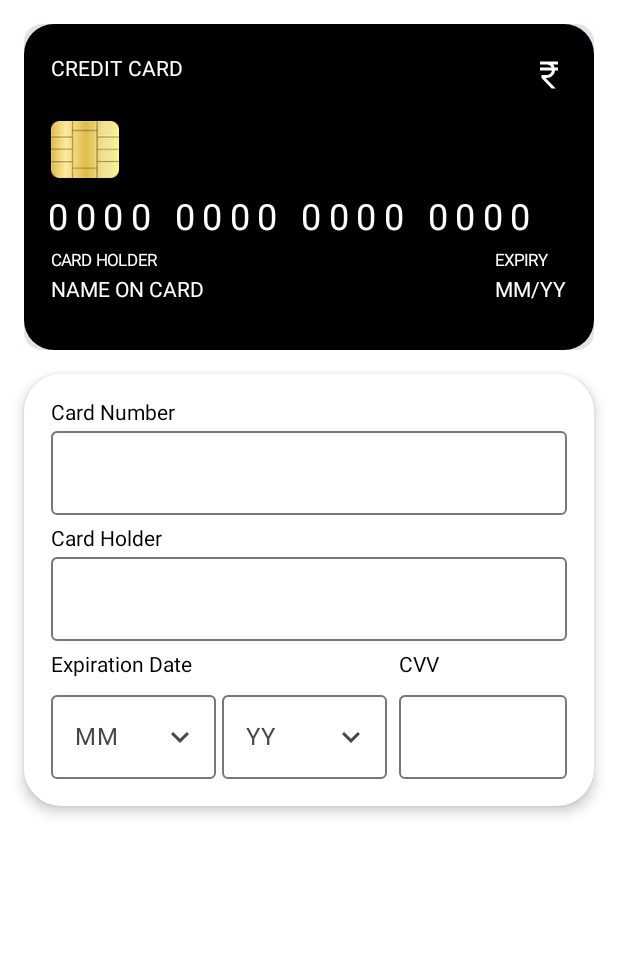
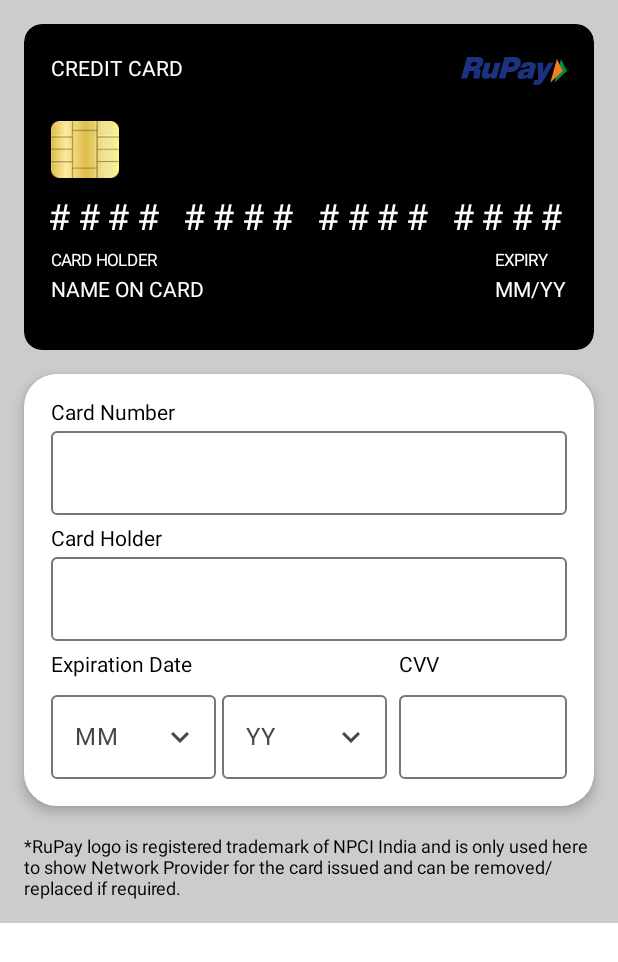
Before and after one commit to silwar/FinCard, an Android app built with Jetpack Compose: the @Preview function CardInfoScreenPreview, on a phone screen of 412 x 824 dp. Shown: the top 962 px of the screen. Run offline under Robolectric (Android 15) with nearby library versions, the phone set to English and light mode, and no system bars; our stand-ins replace constraintlayout-compose.

Commit message:
- Fixes error while entering zero in card number

```diff
--- a/app/src/main/java/com/silwar/cardanimate/ui/card/CardConstants.kt
+++ b/app/src/main/java/com/silwar/cardanimate/ui/card/CardConstants.kt
@@ -2,7 +2,7 @@ package com.silwar.cardanimate.ui.card
 
 const val EMPTY = ""
 const val SPACE = " "
-const val DEFAULT_CARD_NUMBER = "0000 0000 0000 0000"
+const val DEFAULT_CARD_NUMBER = "#### #### #### ####"
 const val DEFAULT_CARD_NAME = "NAME ON CARD"
 const val DEFAULT_EXPIRY_MONTH = "MM"
 const val DEFAULT_EXPIRY_YEAR = "YY"
--- a/app/src/main/java/com/silwar/cardanimate/ui/card/CardFrontItem.kt
+++ b/app/src/main/java/com/silwar/cardanimate/ui/card/CardFrontItem.kt
@@ -33,7 +33,7 @@ fun CardFrontItem(
     ConstraintLayout(
         modifier = modifier
             .aspectRatio(1.75f)
-            .background(Color.Black, shape = RoundedCornerShape(20.dp))
+            .background(Color.Black, shape = RoundedCornerShape(12.dp))
     ) {
         val (header, image, pan, layout) = createRefs()
         Row(modifier = Modifier
@@ -49,7 +49,7 @@ fun CardFrontItem(
                 modifier = Modifier.weight(1f)
             )
             Image(
-                painter = painterResource(id = R.drawable.currency_rupee),
+                painter = painterResource(id = R.drawable.rupay),
                 contentDescription = "Network Logo"
             )
         }
--- a/app/src/main/java/com/silwar/cardanimate/ui/card/CardInfoScreen.kt
+++ b/app/src/main/java/com/silwar/cardanimate/ui/card/CardInfoScreen.kt
@@ -1,5 +1,7 @@
 package com.silwar.cardanimate.ui.card
 
+import androidx.compose.foundation.background
+import androidx.compose.foundation.layout.Arrangement
 import androidx.compose.foundation.layout.Column
 import androidx.compose.foundation.layout.Spacer
 import androidx.compose.foundation.layout.fillMaxWidth
@@ -8,28 +10,32 @@ import androidx.compose.material3.ExperimentalMaterial3Api
 import androidx.compose.material3.Text
 import androidx.compose.runtime.Composable
 import androidx.compose.runtime.collectAsState
-import androidx.compose.runtime.getValue
-import androidx.compose.runtime.mutableStateOf
-import androidx.compose.runtime.remember
-import androidx.compose.runtime.setValue
 import androidx.compose.ui.Modifier
+import androidx.compose.ui.graphics.Color
 import androidx.compose.ui.tooling.preview.Preview
 import androidx.compose.ui.unit.dp
+import androidx.compose.ui.unit.sp
 import androidx.compose.ui.zIndex
 import androidx.lifecycle.viewmodel.compose.viewModel
-import com.silwar.cardanimate.ui.CardFace
 import com.silwar.cardanimate.ui.FlipView
 
 @OptIn(ExperimentalMaterial3Api::class)
 @Composable
 fun CardInfoScreen(
     modifier: Modifier = Modifier
+        .background(Color.LightGray)
 ) {
     val viewModel: CardViewModel = viewModel()
     val state: CardInfoState = viewModel.uiState.collectAsState().value
     Column(
         modifier = modifier
+            .fillMaxWidth()
             .padding(all = 16.dp),
+        verticalArrangement = Arrangement.SpaceBetween
+    ) {
+
+        Column(
+            modifier = Modifier
         ) {
             FlipView(cardFace = state.frontInfoState.cardFace,
                 onClick = {},
@@ -58,6 +64,12 @@ fun CardInfoScreen(
                 state
             )
         }
+        Text(
+            text = "*RuPay logo is registered trademark of NPCI India and is only used here to show Network Provider for the card issued and can be removed/replaced if required.",
+            fontSize = 12.sp,
+            modifier = Modifier.padding(top = 20.dp)
+        )
+    }
 }
 
 @Preview
--- a/app/src/main/java/com/silwar/cardanimate/ui/card/CardInputItem.kt
+++ b/app/src/main/java/com/silwar/cardanimate/ui/card/CardInputItem.kt
@@ -68,8 +68,8 @@ fun CardInputItem(
     Column(
         modifier = modifier
             .fillMaxWidth()
-            .shadow(elevation = 5.dp, shape = RoundedCornerShape(25.dp))
-            .background(Color.White, shape = RoundedCornerShape(15.dp))
+            .shadow(elevation = 5.dp, shape = RoundedCornerShape(22.dp))
+            .background(Color.White, shape = RoundedCornerShape(12.dp))
             .padding(18.dp)
     ) {
         Text(
--- a/app/src/main/java/com/silwar/cardanimate/ui/card/CardViewModel.kt
+++ b/app/src/main/java/com/silwar/cardanimate/ui/card/CardViewModel.kt
@@ -48,7 +48,8 @@ class CardViewModel : ViewModel() {
             )
         )
     }
-    fun setCardCvv(cvv: String){
+
+    fun setCardCvv(cvv: String) {
         var result = DEFAULT_CARD_CVV
         cvv.forEach {
             result = result.replaceFirst('0', it)
@@ -77,7 +78,7 @@ class CardViewModel : ViewModel() {
     private fun String.toCardFormat(): String {
         var result = DEFAULT_CARD_NUMBER
         this.forEach {
-            result = result.replaceFirst('0', it)
+            result = result.replaceFirst('#', it)
         }
         return result
     }
--- /dev/null
+++ b/app/src/main/res/drawable/rupay.xml
@@ -0,0 +1,41 @@
+<vector xmlns:android="http://schemas.android.com/apk/res/android"
+    android:width="71.867dp"
+    android:height="18.905dp"
+    android:viewportWidth="71.867"
+    android:viewportHeight="18.905">
+  <path
+      android:pathData="m67.798,1.403 l4.053,8.047 -8.52,8.051z"
+      android:fillColor="#008c44"
+      android:strokeColor="#00000000"
+      android:fillType="nonZero"/>
+  <path
+      android:pathData="M64.991,1.403 L69.038,9.45 60.524,17.501Z"
+      android:fillColor="#f47920"
+      android:strokeColor="#00000000"
+      android:fillType="nonZero"/>
+  <path
+      android:pathData="m0.016,14.573 l4.041,-14.558l6.46,-0c2.019,-0 3.368,0.32 4.054,0.978 0.681,0.653 0.812,1.72 0.402,3.219 -0.248,0.883 -0.626,1.624 -1.144,2.21 -0.514,0.587 -1.193,1.051 -2.028,1.392 0.709,0.17 1.16,0.509 1.362,1.016 0.201,0.507 0.178,1.247 -0.066,2.217L12.604,13.08 12.603,13.136C12.461,13.705 12.503,14.01 12.734,14.034L12.585,14.573L8.215,14.573c0.015,-0.343 0.042,-0.649 0.071,-0.906 0.032,-0.263 0.071,-0.467 0.11,-0.607l0.407,-1.454c0.205,-0.756 0.218,-1.283 0.028,-1.587 -0.192,-0.312 -0.623,-0.465 -1.302,-0.465L5.692,9.554L4.291,14.573ZM6.6,6.274l1.967,-0c0.689,-0 1.198,-0.098 1.512,-0.302 0.315,-0.205 0.549,-0.552 0.686,-1.054 0.142,-0.51 0.107,-0.866 -0.097,-1.068 -0.204,-0.205 -0.691,-0.305 -1.457,-0.305l-1.854,-0z"
+      android:fillColor="#1b3281"
+      android:strokeColor="#00000000"
+      android:fillType="nonZero"/>
+  <path
+      android:pathData="m26.966,3.831 l-2.979,10.742l-3.62,-0l0.445,-1.574c-0.637,0.626 -1.289,1.101 -1.946,1.405 -0.652,0.309 -1.34,0.461 -2.064,0.461 -0.599,-0 -1.113,-0.109 -1.526,-0.324 -0.419,-0.215 -0.731,-0.542 -0.941,-0.972 -0.186,-0.377 -0.267,-0.843 -0.236,-1.399 0.034,-0.548 0.227,-1.471 0.585,-2.764L16.229,3.831l3.96,-0l-1.541,5.548c-0.225,0.812 -0.279,1.383 -0.169,1.694 0.114,0.314 0.419,0.476 0.915,0.476 0.499,-0 0.918,-0.181 1.265,-0.549 0.351,-0.365 0.623,-0.911 0.827,-1.636L23.012,3.831Z"
+      android:fillColor="#1b3281"
+      android:strokeColor="#00000000"
+      android:fillType="nonZero"/>
+  <path
+      android:pathData="m25.53,14.573 l4.036,-14.558l5.553,-0c1.225,-0 2.173,0.072 2.85,0.231 0.675,0.152 1.204,0.399 1.597,0.747 0.493,0.455 0.795,1.019 0.919,1.695 0.117,0.676 0.048,1.464 -0.208,2.389C39.825,6.706 39.032,7.953 37.902,8.824 36.769,9.684 35.367,10.116 33.694,10.116L31.096,10.116L29.861,14.573ZM32.079,6.561l1.396,-0c0.903,-0 1.537,-0.111 1.909,-0.327 0.36,-0.218 0.616,-0.605 0.772,-1.156 0.156,-0.558 0.116,-0.948 -0.12,-1.166 -0.227,-0.217 -0.806,-0.327 -1.734,-0.327l-1.393,-0z"
+      android:fillColor="#1b3281"
+      android:strokeColor="#00000000"
+      android:fillType="nonZero"/>
+  <path
+      android:pathData="m44.935,14.573 l0.04,-1.02c-0.639,0.478 -1.285,0.839 -1.935,1.065 -0.647,0.23 -1.337,0.347 -2.075,0.347 -1.121,-0 -1.904,-0.305 -2.356,-0.895 -0.447,-0.591 -0.52,-1.439 -0.215,-2.522 0.292,-1.068 0.811,-1.855 1.559,-2.357 0.744,-0.509 1.988,-0.873 3.732,-1.106 0.221,-0.036 0.518,-0.065 0.889,-0.11 1.289,-0.149 2.013,-0.493 2.169,-1.053 0.081,-0.307 0.032,-0.533 -0.159,-0.672 -0.184,-0.144 -0.527,-0.215 -1.023,-0.215 -0.412,-0 -0.743,0.085 -1.015,0.263 -0.271,0.179 -0.474,0.441 -0.611,0.809l-3.86,-0c0.349,-1.209 1.061,-2.123 2.13,-2.734 1.065,-0.622 2.47,-0.921 4.21,-0.921 0.818,-0 1.551,0.077 2.199,0.243 0.649,0.159 1.123,0.386 1.431,0.66 0.379,0.343 0.603,0.733 0.666,1.165 0.074,0.431 -0.007,1.048 -0.233,1.856L48.817,13.366C48.763,13.562 48.753,13.737 48.782,13.896 48.817,14.047 48.883,14.177 49,14.27L48.911,14.573ZM45.897,9.777C45.477,9.946 44.93,10.108 44.251,10.285 43.185,10.572 42.585,10.953 42.455,11.426 42.365,11.729 42.401,11.963 42.55,12.141c0.146,0.169 0.401,0.254 0.759,0.254 0.657,-0 1.185,-0.166 1.578,-0.494 0.394,-0.332 0.689,-0.854 0.896,-1.574 0.036,-0.153 0.068,-0.263 0.088,-0.345z"
+      android:fillColor="#1b3281"
+      android:strokeColor="#00000000"
+      android:fillType="nonZero"/>
+  <path
+      android:pathData="m48.941,18.806 l0.879,-3.18l1.133,-0c0.379,-0 0.676,-0.075 0.887,-0.211 0.214,-0.141 0.36,-0.38 0.444,-0.701 0.042,-0.141 0.068,-0.29 0.085,-0.459 0.011,-0.179 0.011,-0.369 0,-0.588L51.765,3.831L55.772,3.831L55.71,10.349 59.209,3.831L62.936,3.831L56.751,14.522C56.049,15.716 55.539,16.537 55.215,16.985 54.895,17.428 54.592,17.772 54.297,18.005 53.915,18.327 53.489,18.555 53.029,18.688 52.568,18.824 51.866,18.891 50.923,18.891c-0.272,-0 -0.584,-0.005 -0.922,-0.023C49.665,18.855 49.307,18.835 48.941,18.806"
+      android:fillColor="#1b3281"
+      android:strokeColor="#00000000"
+      android:fillType="nonZero"/>
+</vector>
```
Lines whose indentation alone changed are shown as unchanged.
